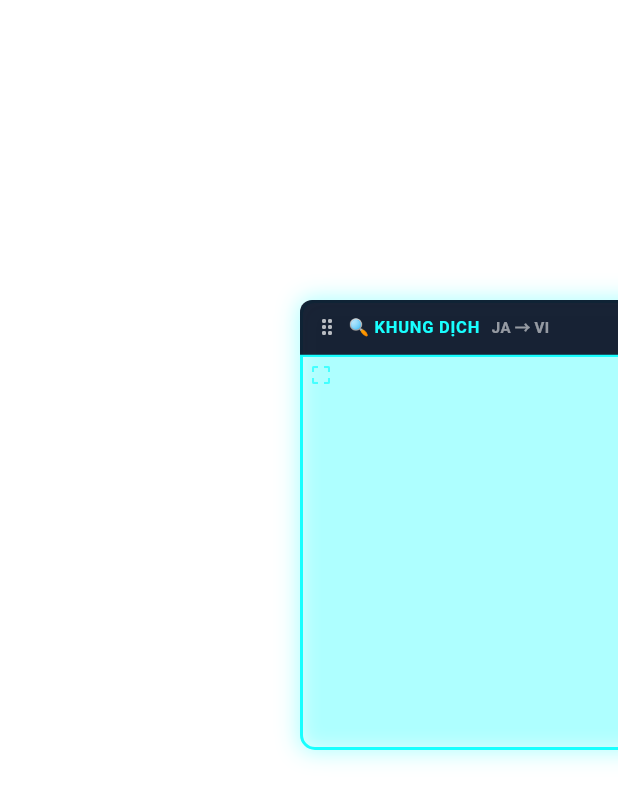
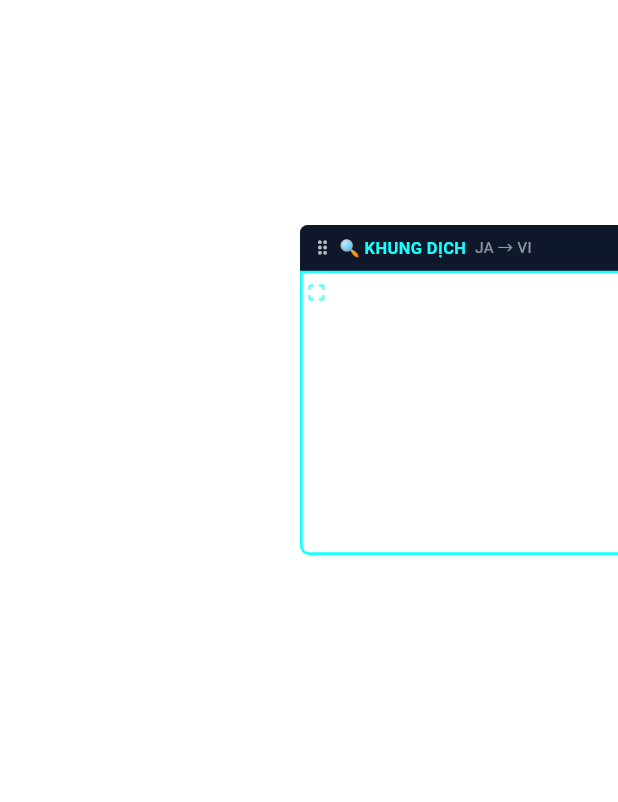
Before and after one commit to ManhLD-LDM/LingoFlow, a Flutter app: the screen it shows after launch, after a tap on "BẬT KHUNG DỊCH", on a phone screen of 412 x 824 dp. Shown: the top 802 px of the screen. Run offline on Flutter 3.47's test engine with Material 3 defaults, Android fonts, the phone set to English and light mode, and no system bars; our stand-ins replace dio, flutter_riverpod, shared_preferences; missing offline and left inert: hotkey_manager; Roboto replaces fonts that are missing (Segoe UI).

Commit message:
fix(overlay): eliminate window-wide tint for 100% crystal-clear DWM transparency
- Remove WS_EX_LAYERED alpha tinting in C++ runner to enable direct per-pixel DWM alpha pass-through
- Remove box shadow spread in FloatingLens for clean, sharp, and non-intrusive framing
- Optimize default lens dimensions to compact 440x220 bounding box

```diff
--- a/lib/presentation/widgets/floating_lens.dart
+++ b/lib/presentation/widgets/floating_lens.dart
@@ -19,9 +19,9 @@ class FloatingLens extends ConsumerStatefulWidget {
 }
 
 class _FloatingLensState extends ConsumerState<FloatingLens> {
-  // Lens position and dimensions on the global desktop screen
-  Offset _position = const Offset(200, 200);
-  Size _size = const Size(520, 300);
+  // Initial compact Lens position and dimensions
+  Offset _position = const Offset(200, 150);
+  Size _size = const Size(440, 220);
 
   bool _isLiveScanning = false;
   bool _isProcessing = false;
@@ -34,7 +34,7 @@ class _FloatingLensState extends ConsumerState<FloatingLens> {
   @override
   void initState() {
     super.initState();
-    // Ensure native overlay mode is active
+    // Enable full-screen borderless transparent overlay
     NativeOverlayService.enterOverlayMode();
   }
 
@@ -76,7 +76,7 @@ class _FloatingLensState extends ConsumerState<FloatingLens> {
     });
 
     try {
-      final region = Rect.fromLTWH(_position.dx, _position.dy + 40, _size.width, _size.height - 40);
+      final region = Rect.fromLTWH(_position.dx, _position.dy + 34, _size.width, _size.height - 34);
       final settings = ref.read(settingsProvider);
       final ocrRepo = ref.read(ocrRepositoryProvider);
       final translateRepo = ref.read(translationRepositoryProvider);
@@ -92,7 +92,7 @@ class _FloatingLensState extends ConsumerState<FloatingLens> {
           setState(() {
             _isProcessing = false;
             if (!isFromLive && _translatedResult.isEmpty) {
-              _statusInfo = 'Không phát hiện thấy văn bản trong vùng này.';
+              _statusInfo = 'Không tìm thấy chữ trong khung.';
             }
           });
         }
@@ -150,7 +150,7 @@ class _FloatingLensState extends ConsumerState<FloatingLens> {
 
     return Stack(
       children: [
-        // 1. Resizable & Draggable Floating Frame (Hollow / See-through viewport)
+        // 1. Resizable & Draggable Floating Frame (100% Crystal Clear Hollow Viewport)
         Positioned(
           left: _position.dx,
           top: _position.dy,
@@ -159,41 +159,33 @@ class _FloatingLensState extends ConsumerState<FloatingLens> {
             height: _size.height,
             child: Stack(
               children: [
-                // The Hollow Viewfinder Frame (Hoàn toàn trong suốt 100%, không màu nền)
+                // Clean border with NO shadow, NO tint, NO blur
                 Positioned.fill(
                   child: Container(
                     decoration: BoxDecoration(
                       color: Colors.transparent,
-                      borderRadius: BorderRadius.circular(10),
+                      borderRadius: BorderRadius.circular(6),
                       border: Border.all(
                         color: _isLiveScanning ? Colors.greenAccent : Colors.cyanAccent,
-                        width: 2.0,
+                        width: 1.8,
                       ),
-                      boxShadow: [
-                        BoxShadow(
-                          color: (_isLiveScanning ? Colors.greenAccent : Colors.cyanAccent)
-                              .withValues(alpha: 0.35),
-                          blurRadius: 12,
-                          spreadRadius: 1,
-                        ),
-                      ],
                     ),
                   ),
                 ),
 
-                // Crosshairs to indicate active capture zone
+                // Corner crosshairs to indicate active capture zone
                 Positioned(
-                  top: 42,
-                  left: 6,
-                  child: Icon(Icons.crop_free, size: 16, color: Colors.cyanAccent.withValues(alpha: 0.7)),
+                  top: 38,
+                  left: 4,
+                  child: Icon(Icons.crop_free, size: 14, color: Colors.cyanAccent.withValues(alpha: 0.8)),
                 ),
                 Positioned(
-                  bottom: 6,
-                  right: 6,
-                  child: Icon(Icons.crop_free, size: 16, color: Colors.cyanAccent.withValues(alpha: 0.7)),
+                  bottom: 4,
+                  right: 4,
+                  child: Icon(Icons.crop_free, size: 14, color: Colors.cyanAccent.withValues(alpha: 0.8)),
                 ),
 
-                // 2. Attached Floating Header Bar (Kéo thả để di chuyển khung trên toàn màn hình)
+                // 2. Attached Floating Header Bar (Di chuyển khung trên toàn màn hình)
                 Positioned(
                   top: 0,
                   left: 0,
@@ -205,11 +197,11 @@ class _FloatingLensState extends ConsumerState<FloatingLens> {
                       });
                     },
                     child: Container(
-                      height: 38,
-                      padding: const EdgeInsets.symmetric(horizontal: 10),
+                      height: 32,
+                      padding: const EdgeInsets.symmetric(horizontal: 8),
                       decoration: BoxDecoration(
-                        color: const Color(0xFF0F172A).withValues(alpha: 0.95),
-                        borderRadius: const BorderRadius.vertical(top: Radius.circular(8)),
+                        color: const Color(0xFF0F172A),
+                        borderRadius: const BorderRadius.vertical(top: Radius.circular(5)),
                         border: Border(
                           bottom: BorderSide(
                             color: _isLiveScanning ? Colors.greenAccent : Colors.cyanAccent,
@@ -219,21 +211,20 @@ class _FloatingLensState extends ConsumerState<FloatingLens> {
                       ),
                       child: Row(
                         children: [
-                          const Icon(Icons.drag_indicator, color: Colors.white70, size: 16),
-                          const SizedBox(width: 6),
+                          const Icon(Icons.drag_indicator, color: Colors.white70, size: 14),
+                          const SizedBox(width: 4),
                           Text(
-                            _isLiveScanning ? '🔴 LIVE DỊCH' : '🔍 KHUNG DỊCH',
+                            _isLiveScanning ? '🔴 LIVE' : '🔍 KHUNG DỊCH',
                             style: TextStyle(
                               color: _isLiveScanning ? Colors.greenAccent : Colors.cyanAccent,
                               fontSize: 11,
                               fontWeight: FontWeight.bold,
-                              letterSpacing: 0.5,
                             ),
                           ),
-                          const SizedBox(width: 8),
+                          const SizedBox(width: 6),
                           Text(
                             '${settings.sourceLanguage.toUpperCase()} → ${settings.targetLanguage.toUpperCase()}',
-                            style: const TextStyle(color: Colors.white54, fontSize: 10, fontWeight: FontWeight.w600),
+                            style: const TextStyle(color: Colors.white54, fontSize: 10),
                           ),
                           const Spacer(),
 
@@ -241,35 +232,35 @@ class _FloatingLensState extends ConsumerState<FloatingLens> {
                           IconButton(
                             icon: _isProcessing
                                 ? const SizedBox(
-                                    width: 14,
-                                    height: 14,
+                                    width: 12,
+                                    height: 12,
                                     child: CircularProgressIndicator(strokeWidth: 2, color: Colors.cyanAccent),
                                   )
-                                : const Icon(Icons.translate, color: Colors.cyanAccent, size: 18),
+                                : const Icon(Icons.translate, color: Colors.cyanAccent, size: 16),
                             padding: EdgeInsets.zero,
                             constraints: const BoxConstraints(),
                             tooltip: 'Dịch vùng này ngay (Alt+S)',
                             onPressed: _isProcessing ? null : () => _captureAndTranslate(isFromLive: false),
                           ),
-                          const SizedBox(width: 10),
+                          const SizedBox(width: 8),
 
                           // Live Scanning Toggle
                           IconButton(
                             icon: Icon(
                               _isLiveScanning ? Icons.pause_circle_filled : Icons.play_circle_fill,
                               color: _isLiveScanning ? Colors.greenAccent : Colors.white70,
-                              size: 20,
+                              size: 18,
                             ),
                             padding: EdgeInsets.zero,
                             constraints: const BoxConstraints(),
-                            tooltip: _isLiveScanning ? 'Tạm dừng quét liên tục' : 'Bật quét liên tục theo thời gian thực',
+                            tooltip: _isLiveScanning ? 'Tạm dừng quét' : 'Bật quét tự động',
                             onPressed: _toggleLiveScanning,
                           ),
-                          const SizedBox(width: 10),
+                          const SizedBox(width: 8),
 
                           // Close Lens Button
                           IconButton(
-                            icon: const Icon(Icons.close, color: Colors.redAccent, size: 18),
+                            icon: const Icon(Icons.close, color: Colors.redAccent, size: 16),
                             padding: EdgeInsets.zero,
                             constraints: const BoxConstraints(),
                             tooltip: 'Đóng khung dịch',
@@ -288,22 +279,22 @@ class _FloatingLensState extends ConsumerState<FloatingLens> {
                   child: GestureDetector(
                     onPanUpdate: (details) {
                       setState(() {
-                        final newW = (_size.width + details.delta.dx).clamp(200.0, 1400.0);
-                        final newH = (_size.height + details.delta.dy).clamp(120.0, 900.0);
+                        final newW = (_size.width + details.delta.dx).clamp(160.0, 1600.0);
+                        final newH = (_size.height + details.delta.dy).clamp(100.0, 1000.0);
                         _size = Size(newW, newH);
                       });
                     },
                     child: Container(
-                      width: 22,
-                      height: 22,
+                      width: 20,
+                      height: 20,
                       decoration: const BoxDecoration(
                         color: Color(0xFF0F172A),
                         borderRadius: BorderRadius.only(
-                          topLeft: Radius.circular(6),
-                          bottomRight: Radius.circular(8),
+                          topLeft: Radius.circular(4),
+                          bottomRight: Radius.circular(5),
                         ),
                       ),
-                      child: const Icon(Icons.south_east, color: Colors.cyanAccent, size: 13),
+                      child: const Icon(Icons.south_east, color: Colors.cyanAccent, size: 12),
                     ),
                   ),
                 ),
@@ -330,14 +321,13 @@ class _FloatingLensState extends ConsumerState<FloatingLens> {
               child: Container(
                 padding: const EdgeInsets.symmetric(horizontal: 14, vertical: 10),
                 decoration: BoxDecoration(
-                  color: theme.backgroundColor.withValues(alpha: 0.95),
-                  borderRadius: BorderRadius.circular(10),
+                  color: theme.backgroundColor,
+                  borderRadius: BorderRadius.circular(8),
                   border: Border.all(color: theme.borderColor, width: 1.5),
                   boxShadow: [
                     BoxShadow(
                       color: Colors.black.withValues(alpha: 0.8),
-                      blurRadius: 16,
-                      spreadRadius: 2,
+                      blurRadius: 12,
                     ),
                   ],
                 ),
@@ -420,7 +410,7 @@ class _FloatingLensState extends ConsumerState<FloatingLens> {
             child: Container(
               padding: const EdgeInsets.symmetric(horizontal: 12, vertical: 8),
               decoration: BoxDecoration(
-                color: const Color(0xFF1E293B).withValues(alpha: 0.95),
+                color: const Color(0xFF1E293B),
                 borderRadius: BorderRadius.circular(8),
                 border: Border.all(color: Colors.cyanAccent.withValues(alpha: 0.5)),
               ),
```
Also changed, not shown: 1 other file.
